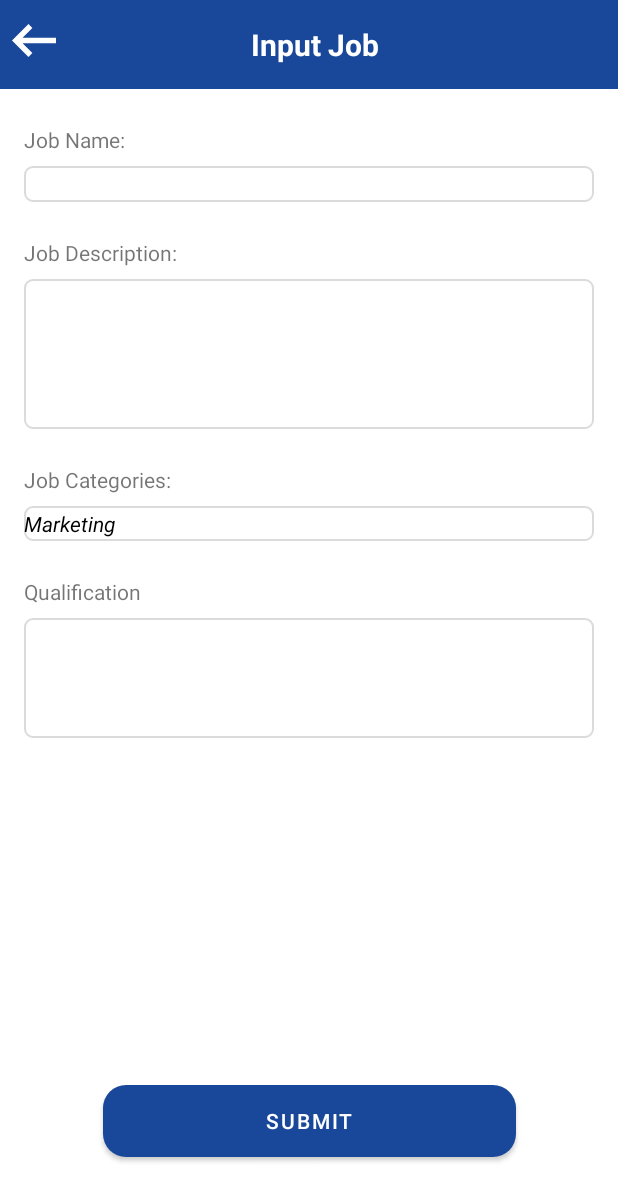
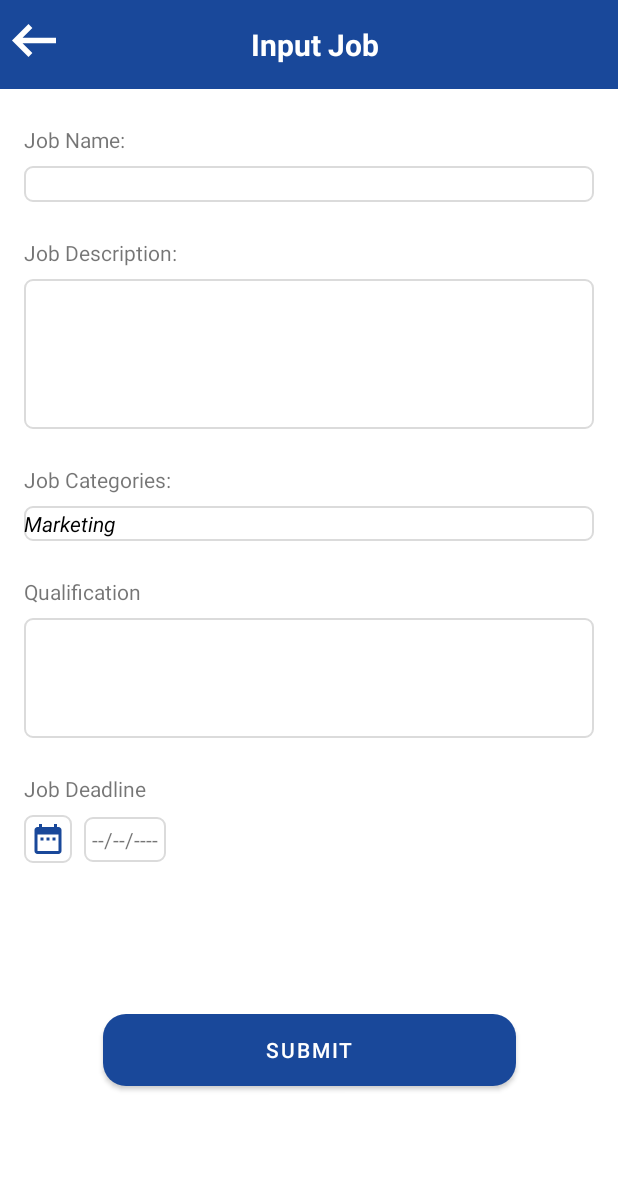
Before and after one commit to figoalsistn19/LamarUinbyCrewsakans, an Android app built with Jetpack Compose: the InputJobActivity screen opened directly, with no data from a screen before it, on a phone screen of 412 x 824 dp. Shown: the top 1201 px of the screen. Run offline under Robolectric (Android 15) with nearby library versions, the phone set to English and light mode, and no system bars; our stand-ins replace Dagger/Hilt's generated code, Firebase (no records; nobody signed in at launch, a user with empty details on screens opened directly), Timber.

Commit message:
input job activity (input tanggal) done.

```diff
--- a/app/src/main/java/com/pmsi/lamaruin/data/model/JobVacancy.kt
+++ b/app/src/main/java/com/pmsi/lamaruin/data/model/JobVacancy.kt
@@ -1,4 +1,6 @@
 package com.pmsi.lamaruin.data.model
+
+import com.google.firebase.Timestamp
 
 data class JobVacancy constructor(
     var id_job: String? = "",
@@ -6,6 +8,7 @@ data class JobVacancy constructor(
     var job_desc: String? = "",
     var job_category: String? = "",
     var qualification: String? = "",
-    var id_recruiter: String? =""
+    var id_recruiter: String? ="",
+    var job_deadline: String? = ""
 
 )
--- a/app/src/main/java/com/pmsi/lamaruin/ui/recruiter/profile/InputJobActivity.kt
+++ b/app/src/main/java/com/pmsi/lamaruin/ui/recruiter/profile/InputJobActivity.kt
@@ -1,23 +1,23 @@
 package com.pmsi.lamaruin.ui.recruiter.profile
 
+import android.app.DatePickerDialog
 import android.content.Intent
-import androidx.appcompat.app.AppCompatActivity
 import android.os.Bundle
 import android.view.View
 import android.widget.AdapterView
 import android.widget.ArrayAdapter
-import android.widget.Spinner
+import android.widget.DatePicker
 import android.widget.Toast
-import androidx.core.view.isVisible
-import com.pmsi.lamaruin.MainMahasiswaActivity
+import androidx.appcompat.app.AppCompatActivity
 import com.pmsi.lamaruin.MainRecuiterActivity
 import com.pmsi.lamaruin.R
 import com.pmsi.lamaruin.data.LoginPref
-import com.pmsi.lamaruin.data.model.CreateStudent
 import com.pmsi.lamaruin.data.model.JobVacancy
 import com.pmsi.lamaruin.data.remote.FirestoreService
 import com.pmsi.lamaruin.databinding.ActivityInputJobBinding
 import dagger.hilt.android.AndroidEntryPoint
+import java.text.SimpleDateFormat
+import java.util.*
 import javax.inject.Inject
 
 @AndroidEntryPoint
@@ -30,6 +30,8 @@ class InputJobActivity : AppCompatActivity() {
 
     @Inject
     lateinit var service: FirestoreService
+
+    var cal = Calendar.getInstance()
 
     override fun onCreate(savedInstanceState: Bundle?) {
         super.onCreate(savedInstanceState)
@@ -55,20 +57,50 @@ class InputJobActivity : AppCompatActivity() {
                 // write code to perform some action
             }
         }
-        binding.btnSubmitJob.setOnClickListener { inputJob() }
 
         binding.btnBack.setOnClickListener{
             onBackPressed()
         }
 
+        binding.tvDate!!.text = "--/--/----"
 
+        val dateSetListener = object : DatePickerDialog.OnDateSetListener {
+            override fun onDateSet(view: DatePicker, year: Int, monthOfYear: Int,
+                                   dayOfMonth: Int) {
+                cal.set(Calendar.YEAR, year)
+                cal.set(Calendar.MONTH, monthOfYear)
+                cal.set(Calendar.DAY_OF_MONTH, dayOfMonth)
+                updateDateInView()
+            }
+        }
+
+        binding.datePicker!!.setOnClickListener(object : View.OnClickListener {
+            override fun onClick(view: View) {
+                DatePickerDialog(this@InputJobActivity,
+                    dateSetListener,
+                    cal.get(Calendar.YEAR),
+                    cal.get(Calendar.MONTH),
+                    cal.get(Calendar.DAY_OF_MONTH)).show()
+            }
+
+        })
+
+        binding.btnSubmitJob.setOnClickListener { inputJob() }
     }
+
+    private fun updateDateInView() {
+        val myFormat = "MM/dd/yyyy" // mention the format you need
+        val sdf = SimpleDateFormat(myFormat, Locale.US)
+        binding.tvDate!!.text = sdf.format(cal.getTime())
+    }
+
     private fun inputJob() {
 
         val jobName = binding.etJobName.text.toString()
         val jobDesc = binding.etJobDesc.text.toString()
         val qualification = binding.etQualification.text.toString()
         val jobCategory = posisi_user.toString()
+        val jobDeadline = binding.tvDate.text.toString()
 
         when {
             jobName.isEmpty() -> {
@@ -89,7 +121,8 @@ class InputJobActivity : AppCompatActivity() {
                     job_desc = jobDesc,
                     job_category = jobCategory,
                     qualification = qualification,
-                    id_recruiter = id_user
+                    id_recruiter = id_user,
+                    job_deadline = jobDeadline
                 )
                 service.addJob(job) { id ->
                     Toast.makeText(
--- /dev/null
+++ b/app/src/main/res/drawable/ic_baseline_date_range_24.xml
@@ -0,0 +1,5 @@
+<vector android:height="24dp" android:tint="#19489A"
+    android:viewportHeight="24" android:viewportWidth="24"
+    android:width="24dp" xmlns:android="http://schemas.android.com/apk/res/android">
+    <path android:fillColor="@android:color/white" android:pathData="M9,11L7,11v2h2v-2zM13,11h-2v2h2v-2zM17,11h-2v2h2v-2zM19,4h-1L18,2h-2v2L8,4L8,2L6,2v2L5,4c-1.11,0 -1.99,0.9 -1.99,2L3,20c0,1.1 0.89,2 2,2h14c1.1,0 2,-0.9 2,-2L21,6c0,-1.1 -0.9,-2 -2,-2zM19,20L5,20L5,9h14v11z"/>
+</vector>
--- a/app/src/main/res/layout/activity_input_job.xml
+++ b/app/src/main/res/layout/activity_input_job.xml
@@ -102,14 +102,23 @@
         android:id="@+id/btn_submit_job"
         android:layout_width="wrap_content"
         android:layout_height="wrap_content"
-        android:layout_marginBottom="24dp"
         android:background="@drawable/bg_btn"
         android:text="Submit"
         app:layout_constraintBottom_toBottomOf="parent"
         app:layout_constraintEnd_toEndOf="parent"
         app:layout_constraintStart_toStartOf="parent"
-        app:layout_constraintTop_toBottomOf="@+id/spinner"
-        app:layout_constraintVertical_bias="0.927" />
+        app:layout_constraintTop_toBottomOf="@+id/date_picker" />
+
+    <TextView
+        android:id="@+id/tv_date"
+        android:layout_width="wrap_content"
+        android:layout_height="wrap_content"
+        android:layout_marginStart="8dp"
+        android:background="@drawable/custom_rounded_stroke_grey"
+        android:padding="5dp"
+        app:layout_constraintBottom_toBottomOf="@+id/date_picker"
+        app:layout_constraintStart_toEndOf="@+id/date_picker"
+        app:layout_constraintTop_toTopOf="@+id/date_picker" />
 
     <Spinner
         android:id="@+id/spinner"
@@ -136,20 +145,40 @@
         android:id="@+id/etQualification"
         android:layout_width="match_parent"
         android:layout_height="80dp"
-        android:inputType="textMultiLine"
-        android:lines="8"
-        android:minLines="6"
-        android:gravity="top|start"
-        android:maxLines="10"
-        android:scrollbars="vertical"
         android:layout_marginStart="16dp"
         android:layout_marginTop="8dp"
         android:layout_marginEnd="16dp"
         android:background="@drawable/custom_rounded_stroke_grey"
+        android:gravity="top|start"
+        android:inputType="textMultiLine"
+        android:lines="8"
+        android:maxLines="10"
+        android:minLines="6"
+        android:scrollbars="vertical"
         app:layout_constraintEnd_toEndOf="parent"
+        app:layout_constraintHorizontal_bias="0.0"
         app:layout_constraintStart_toStartOf="@+id/textView7"
         app:layout_constraintTop_toBottomOf="@+id/textView7" />
 
+    <TextView
+        android:id="@+id/tv_deadline"
+        android:layout_width="wrap_content"
+        android:layout_height="wrap_content"
+        android:layout_marginTop="24dp"
+        android:text="@string/job_deadline"
+        app:layout_constraintStart_toStartOf="@+id/textView7"
+        app:layout_constraintTop_toBottomOf="@+id/etQualification" />
+
+    <ImageButton
+        android:id="@+id/date_picker"
+        android:layout_width="wrap_content"
+        android:layout_height="wrap_content"
+        android:layout_marginTop="8dp"
+        android:padding="4dp"
+        android:src="@drawable/ic_baseline_date_range_24"
+        android:background="@drawable/custom_rounded_stroke_grey"
+        app:layout_constraintStart_toStartOf="@+id/tv_deadline"
+        app:layout_constraintTop_toBottomOf="@+id/tv_deadline" />
 
 
 </androidx.constraintlayout.widget.ConstraintLayout>
--- a/app/src/main/res/values/strings.xml
+++ b/app/src/main/res/values/strings.xml
@@ -43,4 +43,5 @@
     <string name="alert_apply_title">Lamar Pekerjaan</string>
     <string name="are_you_sure_apply">Apa kamu yakin mau melamar sekarang?</string>
     <string name="id_account">Id Account</string>
+    <string name="job_deadline">Job Deadline</string>
 </resources>
```
